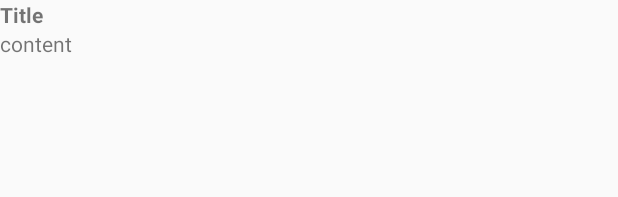
After one commit to LinDevHard/notes_android, an Android app: the layout note_listview.xml on its own in the app's theme, with its tools: preview values and no code run, on a phone screen of 412 x 824 dp. The commit adds this screen. Shown: the top 197 px of the screen. Run offline under Robolectric (Android 15) with nearby library versions, the phone set to English and light mode, and no system bars.

Commit message:
Add ListView Adapter, first connect db

```diff
--- a/app/src/main/res/layout/activity_editor.xml
+++ b/app/src/main/res/layout/activity_editor.xml
@@ -63,7 +63,7 @@
             android:layout_height="wrap_content"
             android:layout_marginStart="20dp"
             android:layout_marginEnd="10dp"
-            android:imeOptions="flagNavigateNext"
+            android:imeOptions="actionNext"
             android:textStyle="bold"
             android:backgroundTint="@android:color/transparent"
             android:inputType="textCapSentences|textMultiLine"
--- /dev/null
+++ b/app/src/main/res/layout/note_listview.xml
@@ -0,0 +1,24 @@
+<?xml version="1.0" encoding="utf-8"?>
+<RelativeLayout xmlns:android="http://schemas.android.com/apk/res/android"
+              android:orientation="vertical"
+              android:layout_width="match_parent"
+              android:layout_height="wrap_content">
+
+    <LinearLayout
+            android:layout_width="match_parent"
+            android:layout_height="wrap_content"
+            android:layout_centerVertical="true"
+            android:orientation="vertical">
+        <TextView
+                android:id="@+id/title"
+                android:text="Title"
+                android:textStyle="bold"
+                android:layout_width="match_parent"
+                android:layout_height="wrap_content"/>
+        <TextView
+                android:id="@+id/noteContent"
+                android:text="content"
+                android:layout_width="match_parent"
+                android:layout_height="wrap_content"/>
+    </LinearLayout>
+</RelativeLayout>
```
Also changed, not shown: app/src/main/java/com/hackware/mormont/notebook/DbWorkerThread.kt (added, +19 -0 lines), app/src/main/java/com/hackware/mormont/notebook/MainActivity.kt (+45 -2 lines), app/src/main/java/com/hackware/mormont/notebook/adapters/NoteListAdapter.kt (added, +57 -0 lines), app/src/main/res/layout/activity_main.xml (+27 -26 lines).
